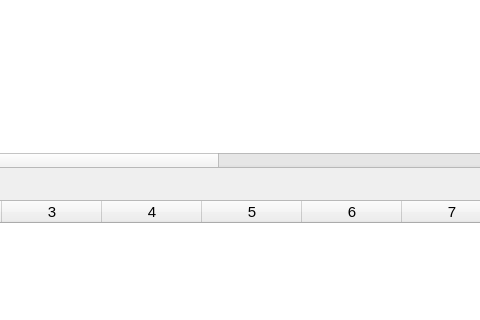
Watti/estorecpp, file estorecpp/returnitems.ui: the form before one commit; both pictures show x 210 to 690 and y 126 to 446 of the 870 by 543 pixel window.
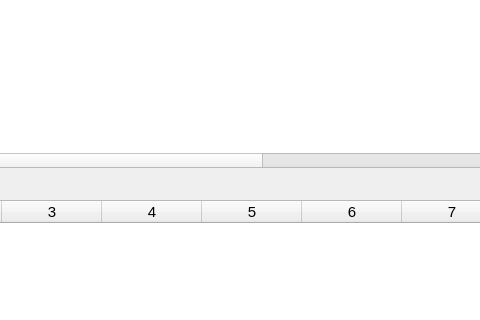
The form after the commit.

```diff
--- a/estorecpp/returnitems.ui
+++ b/estorecpp/returnitems.ui
@@ -636,7 +636,7 @@
         </font>
        </property>
        <property name="columnCount">
-        <number>10</number>
+        <number>9</number>
        </property>
        <column/>
        <column/>
@@ -647,7 +647,6 @@
        <column/>
        <column/>
        <column/>
-       <column/>
       </widget>
      </item>
      <item>
```
Left out of the diff: 2 changed lines with no effect on the pictures.
